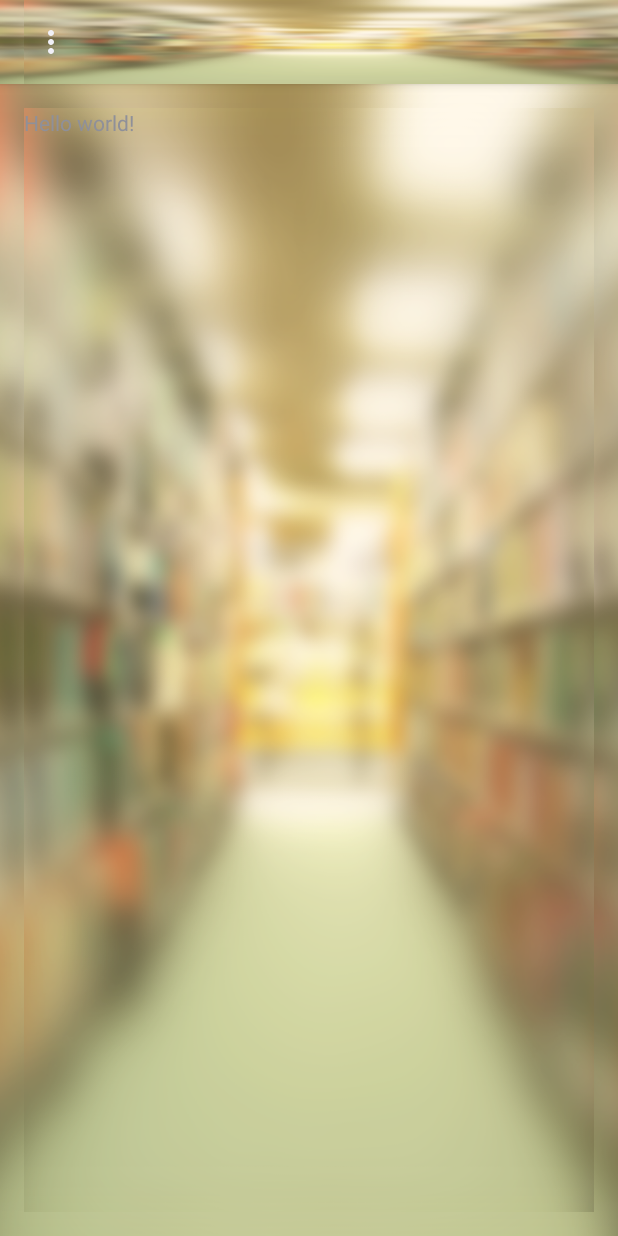
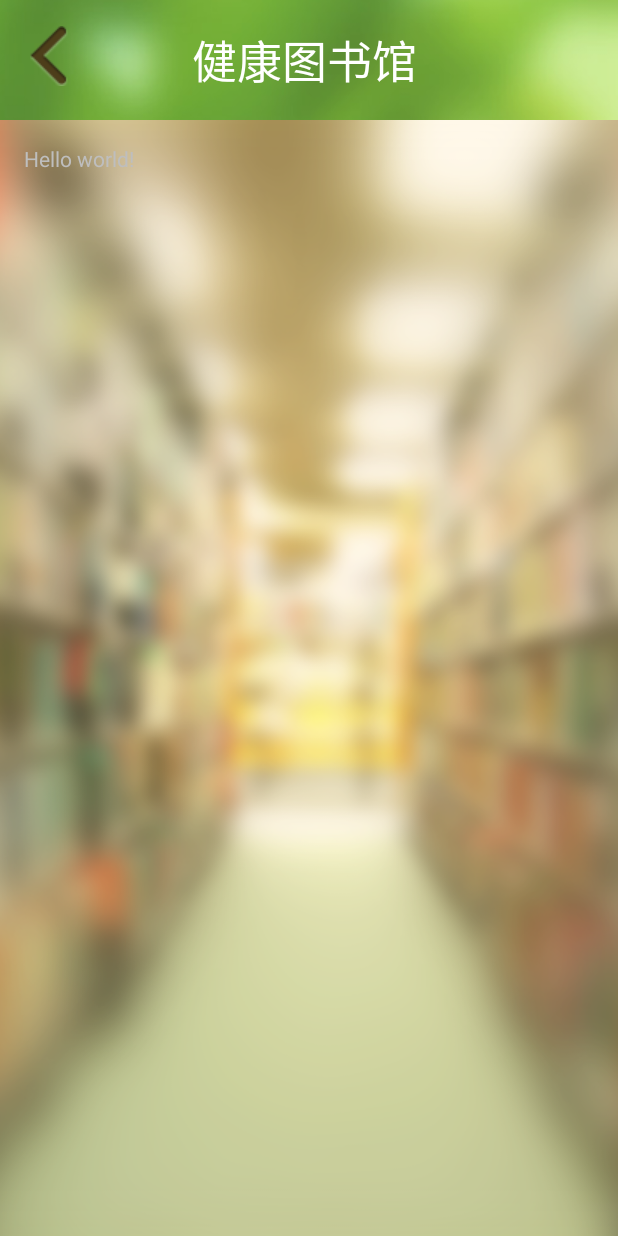
Before and after one commit to chiplua/Jiankang, an Android app: the screen it shows after launch (JiankangActivity), on a phone screen of 412 x 824 dp. Run offline under Robolectric (Android 15) with nearby library versions, the phone set to English and light mode, and no system bars.

Commit message:
[TITLEBAR]:Add titlebar

```diff
--- a/src/main/AndroidManifest.xml
+++ b/src/main/AndroidManifest.xml
@@ -4,7 +4,7 @@
 
     <application
         android:allowBackup="true"
-        android:theme="@style/Translucent"
+        android:theme="@style/healthTitle"
         android:icon="@mipmap/ic_launcher"
         android:label="@string/app_name">
         <activity
@@ -12,7 +12,6 @@
             android:label="@string/app_name" >
             <intent-filter>
                 <action android:name="android.intent.action.MAIN" />
-
                 <category android:name="android.intent.category.LAUNCHER" />
             </intent-filter>
         </activity>
--- a/src/main/java/com/chiplua/jiankang/JiankangActivity.java
+++ b/src/main/java/com/chiplua/jiankang/JiankangActivity.java
@@ -4,14 +4,16 @@ import android.app.Activity;
 import android.os.Bundle;
 import android.view.Menu;
 import android.view.MenuItem;
+import android.view.Window;
 
 
 public class JiankangActivity extends Activity {
-
     @Override
     protected void onCreate(Bundle savedInstanceState) {
         super.onCreate(savedInstanceState);
+        requestWindowFeature(Window.FEATURE_CUSTOM_TITLE);
         setContentView(R.layout.activity_jiankang);
+        this.getWindow().setFeatureInt(Window.FEATURE_CUSTOM_TITLE, R.layout.titlebar);
     }
 
 
--- a/src/main/res/layout/activity_jiankang.xml
+++ b/src/main/res/layout/activity_jiankang.xml
@@ -3,7 +3,10 @@
     android:layout_height="match_parent" android:paddingLeft="@dimen/activity_horizontal_margin"
     android:paddingRight="@dimen/activity_horizontal_margin"
     android:paddingTop="@dimen/activity_vertical_margin"
-    android:paddingBottom="@dimen/activity_vertical_margin" tools:context=".JiankangActivity">
+    android:paddingBottom="@dimen/activity_vertical_margin"
+    android:background="@drawable/default_background"
+    tools:context=".JiankangActivity">
+
 
     <TextView android:text="@string/hello_world" android:layout_width="wrap_content"
         android:layout_height="wrap_content" />
--- /dev/null
+++ b/src/main/res/layout/titlebar.xml
@@ -0,0 +1,28 @@
+<?xml version="1.0" encoding="utf-8"?>
+<RelativeLayout xmlns:android="http://schemas.android.com/apk/res/android"
+    android:layout_width="fill_parent"
+    android:layout_height="wrap_content"
+    android:layout_gravity="center_vertical"
+    style="@style/healthTitle"
+    android:orientation="horizontal" >
+
+    <Button
+        android:id="@+id/back"
+        android:layout_width="wrap_content"
+        android:layout_height="wrap_content"
+        android:layout_weight="4"
+        android:layout_marginLeft="20dp"
+        android:layout_gravity="center_horizontal"
+        android:text=""
+        android:background="@drawable/title_back_normal_library" />
+
+    <TextView
+        android:layout_width="match_parent"
+        android:layout_height="wrap_content"
+        android:layout_toRightOf="@id/back"
+        android:layout_weight="2"
+        android:text="健康图书馆         "
+        android:gravity="center"
+        android:textSize="30sp"
+        android:textColor="#FFFFFFFF" />
+</RelativeLayout>
--- a/src/main/res/values/strings.xml
+++ b/src/main/res/values/strings.xml
@@ -1,5 +1,5 @@
 <resources>
-    <string name="app_name">Jiankang</string>
+    <string name="app_name">Healthy</string>
 
     <string name="hello_world">Hello world!</string>
     <string name="action_settings">Settings</string>
--- a/src/main/res/values/styles.xml
+++ b/src/main/res/values/styles.xml
@@ -10,4 +10,12 @@
         <item name="android:background">@drawable/default_background</item>
         <item name="android:windowIsTranslucent">true</item>
     </style>
+
+    <style name="CustomWindowTitleBackground">
+        <item name="android:background">@drawable/title_bg1</item>
+    </style>
+    <style name="healthTitle" parent="android:Theme">
+        <item name="android:windowTitleSize">80dp</item>
+        <item name="android:windowTitleBackgroundStyle">@style/CustomWindowTitleBackground</item>
+    </style>
 </resources>
```
Also changed, not shown: src/main/res/drawable/title_back_normal_library.png (added), src/main/res/drawable/title_bg1.png (added).
